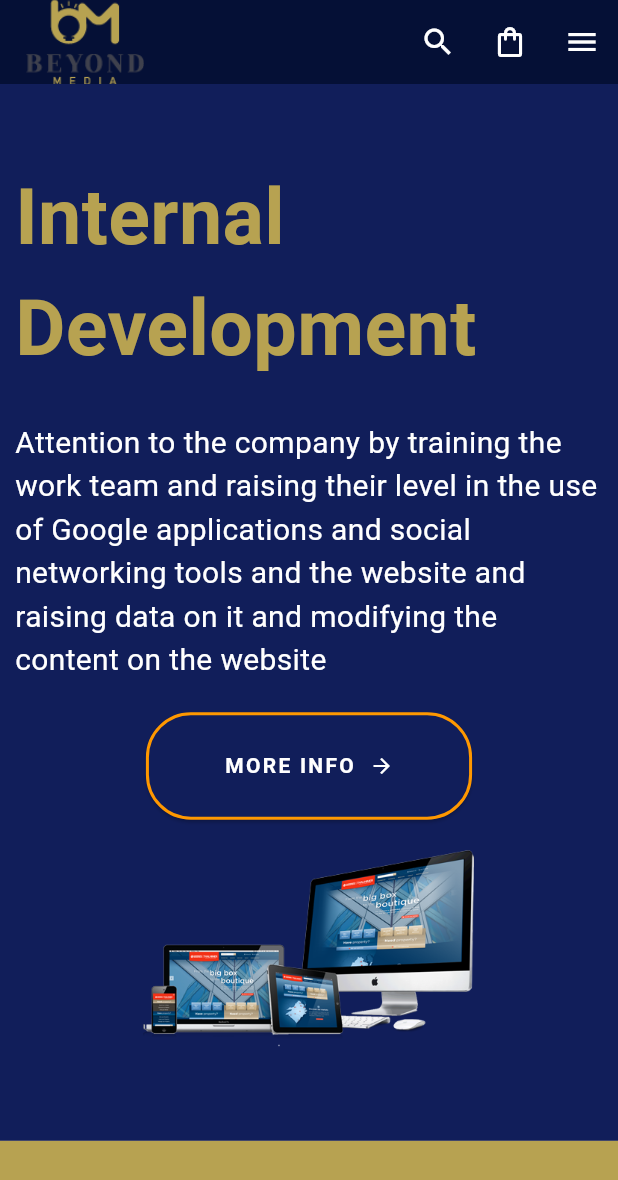
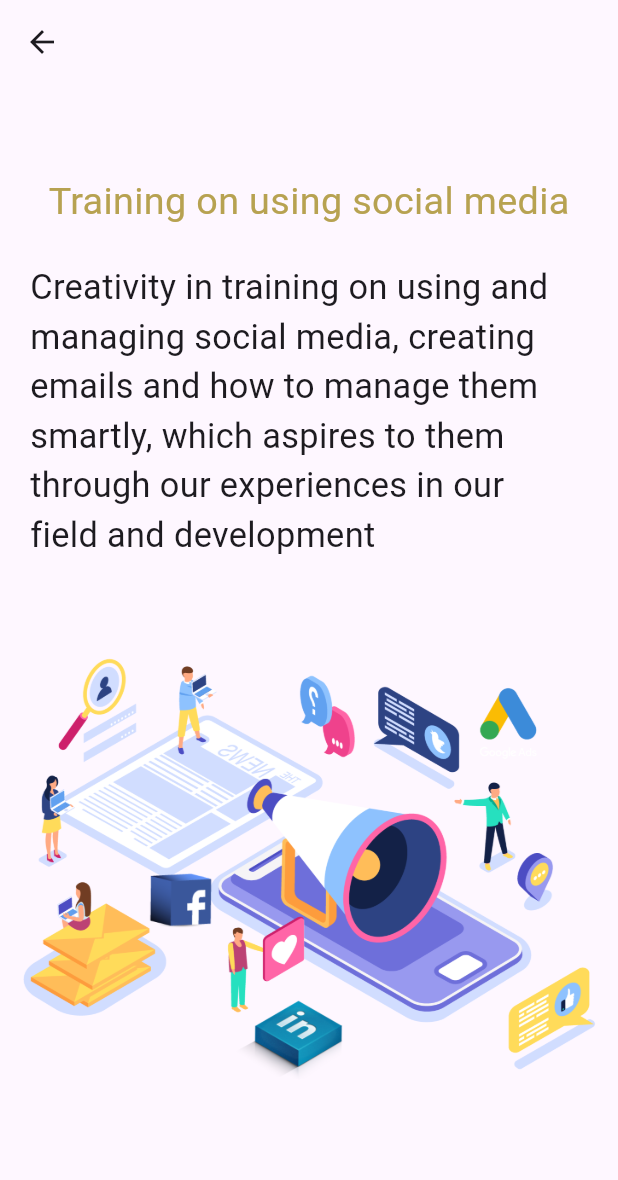
Before and after one commit to yassabadr4/beyond-media, a Flutter app: the screen it shows after launch, after a tap on "MORE INFO", on a phone screen of 412 x 824 dp. Shown: the top 1180 px of the screen. Run offline on Flutter 3.47's test engine with Material 3 defaults, Android fonts, the phone set to English and light mode, and no system bars; our stand-ins replace flutter_image_slideshow, flutter_screenutil.

Commit message:
finish home internal and e marketing

```diff
--- a/lib/features/home/presentation/view/home.dart
+++ b/lib/features/home/presentation/view/home.dart
@@ -1,18 +1,85 @@
 import 'package:beyond_media/core/colors/app_colors.dart';
 import 'package:beyond_media/features/home/presentation/view/widgets/clients_images.dart';
 import 'package:beyond_media/features/home/presentation/view/widgets/custom_button.dart';
+import 'package:beyond_media/features/home/presentation/view/widgets/custom_text_button.dart';
 import 'package:beyond_media/features/home/presentation/view/widgets/image_reuse.dart';
 import 'package:beyond_media/features/home/presentation/view/widgets/text_buttons.dart';
+import 'package:beyond_media/features/internal_development/peresentation/view/e_marketing.dart';
+import 'package:beyond_media/features/internal_development/peresentation/view/internal_development_screen.dart';
 import 'package:flutter/material.dart';
 import 'package:flutter_screenutil/flutter_screenutil.dart';
 
-class HomeScreen extends StatelessWidget {
+class HomeScreen extends StatefulWidget {
   const HomeScreen({super.key});
 
   @override
+  State<HomeScreen> createState() => _HomeScreenState();
+}
+
+class _HomeScreenState extends State<HomeScreen> {
+  @override
   Widget build(BuildContext context) {
     return Scaffold(
+      drawer: Drawer(
+        backgroundColor: Colors.white,
+        child: Padding(
+          padding: const EdgeInsets.all(8.0),
+          child: Column(
+            crossAxisAlignment: CrossAxisAlignment.start,
+            mainAxisAlignment: MainAxisAlignment.center,
+            children: [
+              CustomTextButton(
+                text: 'HOME',
+                onPressed: () {},
+              ),
+              Divider(),
+              CustomTextButton(
+                text: 'STORY',
+                onPressed: () {},
+              ),
+              Divider(),
+              CustomTextButton(
+                text: 'ABOUT',
+                onPressed: () {},
+              ),
+              Divider(),
+              CustomTextButton(
+                text: 'SERVICES',
+                onPressed: () {},
+              ),
+              Divider(),
+              CustomTextButton(
+                text: 'OUR SYSTEMS',
+                onPressed: () {},
+              ),
+              Divider(),
+              CustomTextButton(
+                text: 'BLOG',
+                onPressed: () {},
+              ),
+              Divider(),
+              CustomTextButton(
+                text: 'SHOP',
+                onPressed: () {},
+              ),
+              Divider(),
+              CustomTextButton(
+                text: 'FAQ',
+                onPressed: () {},
+              ),
+              Divider(),
+              CustomTextButton(
+                text: 'CONTACT',
+                onPressed: () {},
+              ),
+            ],
+          ),
+        ),
+      ),
       appBar: AppBar(
+        iconTheme: IconThemeData(
+          color: Colors.white,
+        ),
         backgroundColor: AppColors.deepBlue,
         title: Image.asset(
           'assets/images/dark.png',
@@ -22,18 +89,11 @@ class HomeScreen extends StatelessWidget {
         actions: [
           IconButton(
             onPressed: () {},
-            icon: const Icon(
-              Icons.search,
-              color: Colors.white,
-            ),
-          ),
-          IconButton(
-            onPressed: () {},
             icon: const Icon(Icons.shopping_bag_outlined, color: Colors.white),
           ),
           IconButton(
             onPressed: () {},
-            icon: const Icon(Icons.menu, color: Colors.white),
+            icon: const Icon(Icons.search, color: Colors.white),
           ),
         ],
       ),
@@ -74,6 +134,15 @@ class HomeScreen extends StatelessWidget {
                       CustomButton(
                         backgroundColor: AppColors.deepBlue2,
                         colorSide: Colors.orange,
+                        onPressed: () {
+                          Navigator.push(
+                            context,
+                            MaterialPageRoute(
+                              builder: (context) =>
+                                  const InternalDevelopmentScreen(),
+                            ),
+                          );
+                        },
                       ),
                       SizedBox(
                         height: 10.h,
@@ -120,6 +189,14 @@ class HomeScreen extends StatelessWidget {
                       CustomButton(
                         backgroundColor: AppColors.deepYellow,
                         colorSide: AppColors.deepBlue2,
+                        onPressed: () {
+                          Navigator.push(
+                            context,
+                            MaterialPageRoute(
+                              builder: (context) => EMarketing(),
+                            ),
+                          );
+                        },
                       )
                     ],
                   ),
@@ -822,9 +899,8 @@ class HomeScreen extends StatelessWidget {
                       SizedBox(
                         height: 30.h,
                       ),
-                      Text(
+                      const Text(
                         '> Impression Appearing',
-
                         style: TextStyle(
                           fontSize: 14,
                           fontWeight: FontWeight.w400,
@@ -833,9 +909,8 @@ class HomeScreen extends StatelessWidget {
                       SizedBox(
                         height: 30.h,
                       ),
-                      Text(
+                      const Text(
                         '> E-Marketing',
-
                         style: TextStyle(
                           fontSize: 14,
                           fontWeight: FontWeight.w400,
@@ -844,15 +919,16 @@ class HomeScreen extends StatelessWidget {
                       SizedBox(
                         height: 30.h,
                       ),
-                      Text(
+                      const Text(
                         '> Internal Development',
-
                         style: TextStyle(
                           fontSize: 14,
                           fontWeight: FontWeight.w400,
                         ),
                       ),
-                      SizedBox(height: 50.h,),
+                      SizedBox(
+                        height: 50.h,
+                      ),
                       Text(
                         'Contact'.toUpperCase(),
                         style: TextStyle(
@@ -864,7 +940,7 @@ class HomeScreen extends StatelessWidget {
                       SizedBox(
                         height: 30.h,
                       ),
-                      Text(
+                      const Text(
                         'Address: Heliopolis, Cairo',
                         style: TextStyle(
                           fontSize: 14,
@@ -874,7 +950,7 @@ class HomeScreen extends StatelessWidget {
                       SizedBox(
                         height: 30.h,
                       ),
-                      Text(
+                      const Text(
                         'Phone : +20 128 209 2419',
                         style: TextStyle(
                           fontSize: 14,
@@ -884,7 +960,7 @@ class HomeScreen extends StatelessWidget {
                       SizedBox(
                         height: 30.h,
                       ),
-                      Text(
+                      const Text(
                         'E-mail: info@beyondmediagr.com',
                         style: TextStyle(
                           fontSize: 14,
--- a/lib/features/home/presentation/view/widgets/custom_button.dart
+++ b/lib/features/home/presentation/view/widgets/custom_button.dart
@@ -3,9 +3,10 @@ import 'package:flutter/material.dart';
 import 'package:flutter_screenutil/flutter_screenutil.dart';
 
 class CustomButton extends StatelessWidget {
-  const CustomButton({super.key, required this.backgroundColor, required this.colorSide,});
+  const CustomButton({super.key, required this.backgroundColor, required this.colorSide, this.onPressed,});
 final Color backgroundColor;
 final Color colorSide;
+final void Function()? onPressed;
   @override
   Widget build(BuildContext context) {
     return SizedBox(
@@ -24,8 +25,7 @@ final Color colorSide;
           padding: const EdgeInsets.symmetric(
               horizontal: 30.0, vertical: 20.0),
         ),
-        onPressed: () {
-        },
+        onPressed: onPressed,
         child: const Row(
           mainAxisSize: MainAxisSize.min,
           children: [
--- /dev/null
+++ b/lib/features/home/presentation/view/widgets/custom_text_button.dart
@@ -0,0 +1,18 @@
+import 'package:flutter/material.dart';
+
+class CustomTextButton extends StatelessWidget {
+  const CustomTextButton({super.key, required this.text, required this.onPressed});
+final String text;
+  final void Function() onPressed;
+  @override
+  Widget build(BuildContext context) {
+    return TextButton(
+      onPressed: onPressed,
+      child: Text(
+          text,
+        style: TextStyle(
+            fontSize: 22, fontWeight: FontWeight.w700, color: Colors.black),
+      ),
+    );
+  }
+}
--- /dev/null
+++ b/lib/features/internal_development/peresentation/view/internal_development_screen.dart
@@ -0,0 +1,87 @@
+import 'package:beyond_media/core/colors/app_colors.dart';
+import 'package:flutter/material.dart';
+import 'package:flutter_screenutil/flutter_screenutil.dart';
+
+class InternalDevelopmentScreen extends StatelessWidget {
+  const InternalDevelopmentScreen({super.key});
+
+  @override
+  Widget build(BuildContext context) {
+    return Scaffold(
+      appBar: AppBar(),
+      body: SingleChildScrollView(
+        child: Column(
+          children: [
+            Column(
+              children: [
+                SizedBox(height: 50.h,),
+                Text('Training on using social media',style: TextStyle(
+                  fontSize: 22.sp,
+                  fontWeight: FontWeight.w400,
+                  color: AppColors.deepYellow,
+                ),),
+                SizedBox(height: 20.h,),
+                Padding(
+                  padding: const EdgeInsets.only(left: 20,right: 30),
+                  child: Text('Creativity in training on using and managing social media, creating emails and how to manage them smartly, which aspires to them through our experiences in our field and development',
+                    style: TextStyle(
+                      fontSize: 20.sp,
+                      fontWeight: FontWeight.w400,
+                    ),
+                  ),
+                )
+              ],
+            ),
+            SizedBox(height: 50.h,),
+            Image.asset('assets/images/ImpressionAppearing.png'),
+            SizedBox(height: 50.h,),
+            Column(
+              children: [
+                SizedBox(height: 50.h,),
+                Text('Training on using the Website',style: TextStyle(
+                  fontSize: 22.sp,
+                  fontWeight: FontWeight.w400,
+                  color: AppColors.deepYellow,
+                ),),
+                SizedBox(height: 20.h,),
+                Padding(
+                  padding: const EdgeInsets.only(left: 20,right: 30),
+                  child: Text('We have the experience and creativity in training the work team to publish the contents on the website, enter data on it and how to manage it and solve technical and technical problems.',
+                    style: TextStyle(
+                      fontSize: 20.sp,
+                      fontWeight: FontWeight.w400,
+                    ),
+                  ),
+                ),
+                SizedBox(height: 20.h,),
+                Image.asset('assets/images/Learn-Courses.png'),
+                SizedBox(height: 50.h,),
+                Column(
+                  children: [
+                    SizedBox(height: 50.h,),
+                    Text('Google Apps Training',style: TextStyle(
+                      fontSize: 22.sp,
+                      fontWeight: FontWeight.w400,
+                      color: AppColors.deepYellow,
+                    ),),
+                    SizedBox(height: 20.h,),
+                    Padding(
+                      padding: const EdgeInsets.only(left: 20,right: 30),
+                      child: Text('Training and qualifying the work team to use Google applications, use Google Sheet, send and receive messages on the mile, and raise the company’s efficiency',
+                        style: TextStyle(
+                          fontSize: 20.sp,
+                          fontWeight: FontWeight.w400,
+                        ),
+                      ),
+                    ),
+                    SizedBox(height: 30.h,),
+                  ],
+                ),
+              ],
+            ),
+          ],
+        ),
+      ),
+    );
+  }
+}
--- a/lib/main.dart
+++ b/lib/main.dart
@@ -23,7 +23,7 @@ class MyApp extends StatelessWidget {
           colorScheme: ColorScheme.fromSeed(seedColor: Colors.deepPurple),
           useMaterial3: true,
         ),
-        home:  const HomeScreen(),
+        home:   HomeScreen(),
         debugShowCheckedModeBanner: false,
       ),
     );
```
Also changed, not shown: lib/features/internal_development/peresentation/view/e_marketing.dart (added, +58 -0 lines), lib/features/internal_development/peresentation/widgets/title_and_subtitle_widget.dart (added, +32 -0 lines), assets/images/1200px-WhatsApp.png (added), assets/images/Learn-Courses.png (added), assets/images/SEO-Transparent.png (added), assets/images/online-marketing-solutions-1.png (added).
